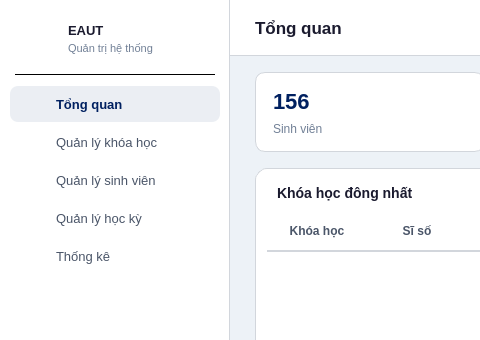
This is frontend/ui/admin_dashboard.ui in abcxyzawe/BaiTapLonPy as Qt 5 draws it before an edit; both pictures show x 0 to 480 and y 0 to 340 of the 1100 by 700 pixel window. The edited form follows.
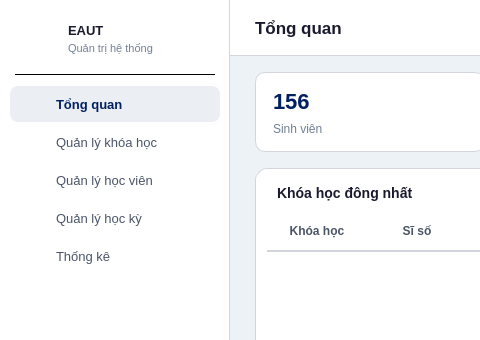
This is the edited form.

Commit message:
fix: doi 'sinh vien'/'SV' -> 'hoc vien'/'HV' o cac trang UI
Trung tam ngoai khoa goi nguoi hoc la 'hoc vien', khong phai 'sinh vien'.
Da sua o 8 file UI: tieu de trang, button, placeholder, label notification.

- Quan ly sinh vien -> Quan ly hoc vien
- Them sinh vien / Danh sach sinh vien -> hoc vien
- placeholder 'Tim theo ten hoac ma SV' -> 'ma HV'
- Login: 'Nhap ma sinh vien' -> 'Nhap ma hoc vien hoac ten dang nhap'
- Notification text

Patch:
```diff
--- a/frontend/ui/admin_dashboard.ui
+++ b/frontend/ui/admin_dashboard.ui
@@ -68,7 +68,7 @@
    <widget class="QPushButton" name="btnAdminStudent">
     <property name="geometry"><rect><x>10</x><y>162</y><width>210</width><height>36</height></rect></property>
     <property name="styleSheet"><string notr="true">QPushButton { background: transparent; color: #4a5568; border: none; border-radius: 8px; text-align: left; padding-left: 46px; font-size: 13px; } QPushButton:hover { background: #edf2f7; }</string></property>
-    <property name="text"><string>Quản lý sinh viên</string></property>
+    <property name="text"><string>Quản lý học viên</string></property>
     <property name="cursor"><cursorShape>PointingHandCursor</cursorShape></property>
    </widget>
    <widget class="QLabel" name="iconAdminStudent">
```
The commit also changes 7 other files.
